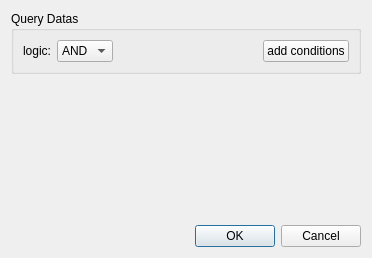
Old version of the form src/DAGui/Dialog/DADialogDataFrameQueryDatas.ui in the repository czyt1988/data-workbench.
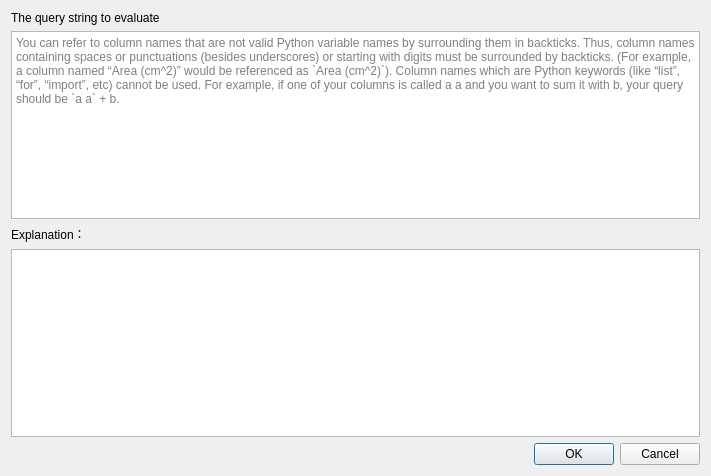
New version of the form. Icons and pictures are not drawn.

```diff
--- a/src/DAGui/Dialog/DADialogDataFrameQueryDatas.ui
+++ b/src/DAGui/Dialog/DADialogDataFrameQueryDatas.ui
@@ -6,15 +6,32 @@
    <rect>
     <x>0</x>
     <y>0</y>
-    <width>372</width>
-    <height>258</height>
+    <width>711</width>
+    <height>476</height>
    </rect>
   </property>
   <property name="windowTitle">
    <string>Dialog</string>
   </property>
   <layout class="QGridLayout" name="gridLayout">
-   <item row="2" column="0">
+   <item row="3" column="0">
+    <widget class="QTextBrowser" name="textBrowser"/>
+   </item>
+   <item row="1" column="0">
+    <widget class="QTextEdit" name="textEdit">
+     <property name="placeholderText">
+      <string>You can refer to column names that are not valid Python variable names by surrounding them in backticks. Thus, column names containing spaces or punctuations (besides underscores) or starting with digits must be surrounded by backticks. (For example, a column named “Area (cm^2)” would be referenced as `Area (cm^2)`). Column names which are Python keywords (like “list”, “for”, “import”, etc) cannot be used. For example, if one of your columns is called a a and you want to sum it with b, your query should be `a a` + b.</string>
+     </property>
+    </widget>
+   </item>
+   <item row="0" column="0">
+    <widget class="QLabel" name="label">
+     <property name="text">
+      <string>The query string to evaluate</string>
+     </property>
+    </widget>
+   </item>
+   <item row="4" column="0">
     <layout class="QHBoxLayout" name="horizontalLayout_2">
      <item>
       <spacer name="horizontalSpacer_2">
@@ -56,79 +73,13 @@
      </item>
     </layout>
    </item>
-   <item row="0" column="0">
-    <widget class="QGroupBox" name="groupBox">
-     <property name="title">
-      <string>Query Datas</string>
+   <item row="2" column="0">
+    <widget class="QLabel" name="label_2">
+     <property name="text">
+      <string>Explanation：</string>
      </property>
-     <layout class="QVBoxLayout" name="verticalLayout">
-      <item>
-       <layout class="QHBoxLayout" name="horizontalLayout_3">
-        <item>
-         <widget class="QLabel" name="label">
-          <property name="text">
-           <string>logic:</string>
-          </property>
-         </widget>
-        </item>
-        <item>
-         <widget class="QComboBox" name="comboBox">
-          <item>
-           <property name="text">
-            <string>AND</string>
-           </property>
-          </item>
-          <item>
-           <property name="text">
-            <string>OR</string>
-           </property>
-          </item>
-         </widget>
-        </item>
-        <item>
-         <spacer name="horizontalSpacer">
-          <property name="orientation">
-           <enum>Qt::Horizontal</enum>
-          </property>
-          <property name="sizeHint" stdset="0">
-           <size>
-            <width>40</width>
-            <height>20</height>
-           </size>
-          </property>
-         </spacer>
-        </item>
-        <item>
-         <widget class="QPushButton" name="pushButton">
-          <property name="text">
-           <string>add conditions</string>
-          </property>
-         </widget>
-        </item>
-       </layout>
-      </item>
-      <item>
-       <layout class="QHBoxLayout" name="horizontalLayout"/>
-      </item>
-      <item>
-       <layout class="QVBoxLayout" name="verticalLayout_Edit"/>
-      </item>
-     </layout>
     </widget>
    </item>
-   <item row="1" column="0">
-    <spacer name="verticalSpacer">
-     <property name="orientation">
-      <enum>Qt::Vertical</enum>
-     </property>
-     <property name="sizeHint" stdset="0">
-      <size>
-       <width>20</width>
-       <height>40</height>
-      </size>
-     </property>
-    </spacer>
-   </item>
   </layout>
  </widget>
  <resources>
```
Left out of the diff: 2 changed lines with no effect on the pictures.
